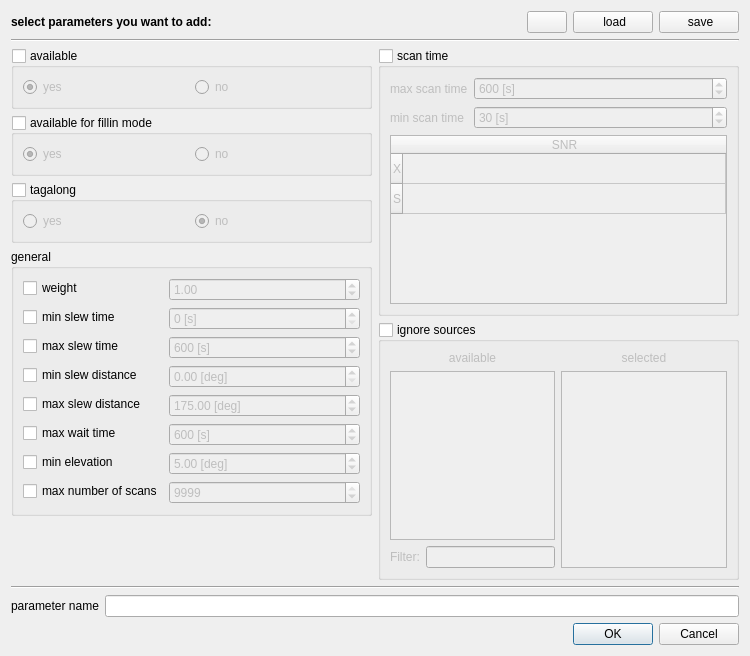
Old version of the form Parameters/stationparametersdialog.ui in the repository TUW-VieVS/VieSchedppGUI.
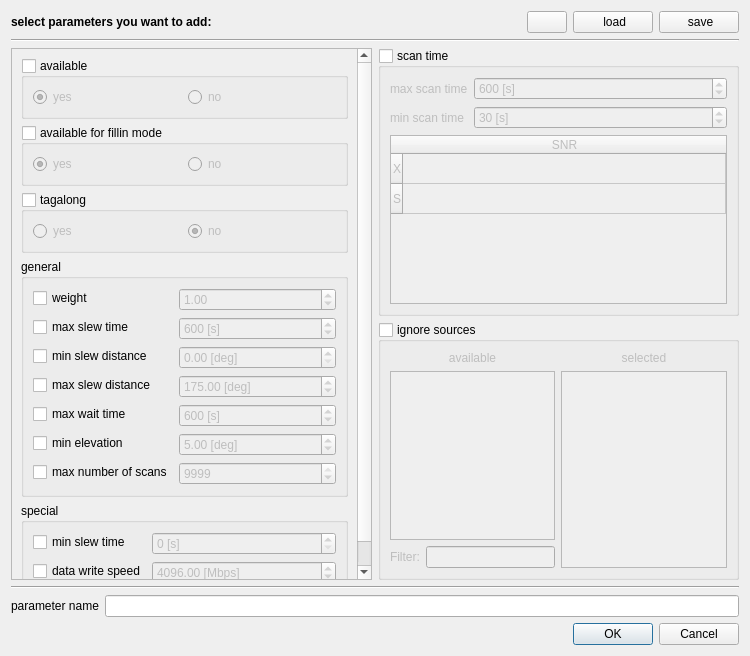
New version of the form. Icons and pictures are not drawn.

Commit message: custom data write to disk speed added; source flux internal model added

```diff
--- a/Parameters/stationparametersdialog.ui
+++ b/Parameters/stationparametersdialog.ui
@@ -107,6 +107,21 @@
      <item>
       <layout class="QVBoxLayout" name="verticalLayout">
        <item>
+        <widget class="QScrollArea" name="scrollArea">
+         <property name="widgetResizable">
+          <bool>true</bool>
+         </property>
+         <widget class="QWidget" name="scrollAreaWidgetContents">
+          <property name="geometry">
+           <rect>
+            <x>0</x>
+            <y>-90</y>
+            <width>344</width>
+            <height>607</height>
+           </rect>
+          </property>
+          <layout class="QVBoxLayout" name="verticalLayout_8">
+           <item>
         <widget class="QGroupBox" name="groupBox_available">
          <property name="toolTip">
           <string>availability of this station for scans</string>
@@ -294,7 +309,7 @@
             </property>
            </widget>
           </item>
-          <item row="2" column="0">
+              <item row="1" column="0">
            <widget class="QCheckBox" name="checkBox_maxSlewTime">
             <property name="whatsThis">
              <string>&lt;html&gt;&lt;head/&gt;&lt;body&gt;&lt;p&gt;Select parameter. &lt;/p&gt;&lt;p&gt;Parameters which are selected will &lt;span style=&quot; font-weight:600;&quot;&gt;override&lt;/span&gt; parameters from its &lt;span style=&quot; font-weight:600;&quot;&gt;parents&lt;/span&gt;. &lt;/p&gt;&lt;/body&gt;&lt;/html&gt;</string>
@@ -304,7 +319,7 @@
             </property>
            </widget>
           </item>
-          <item row="2" column="1">
+              <item row="1" column="1">
            <widget class="QSpinBox" name="spinBox_maxSlewTime">
             <property name="enabled">
              <bool>false</bool>
@@ -332,77 +347,7 @@
             </property>
            </widget>
           </item>
-          <item row="5" column="0">
-           <widget class="QCheckBox" name="checkBox_maxWaitTime">
-            <property name="whatsThis">
-             <string>&lt;html&gt;&lt;head/&gt;&lt;body&gt;&lt;p&gt;Select parameter. &lt;/p&gt;&lt;p&gt;Parameters which are selected will &lt;span style=&quot; font-weight:600;&quot;&gt;override&lt;/span&gt; parameters from its &lt;span style=&quot; font-weight:600;&quot;&gt;parents&lt;/span&gt;. &lt;/p&gt;&lt;/body&gt;&lt;/html&gt;</string>
-            </property>
-            <property name="text">
-             <string>max wait time</string>
-            </property>
-           </widget>
-          </item>
-          <item row="5" column="1">
-           <widget class="QSpinBox" name="spinBox_maxWaitTime">
-            <property name="enabled">
-             <bool>false</bool>
-            </property>
-            <property name="toolTip">
-             <string>maximum allowed wait time for slower stations in seconds</string>
-            </property>
-            <property name="statusTip">
-             <string>maximum allowed wait time for slower stations in seconds</string>
-            </property>
-            <property name="whatsThis">
-             <string>&lt;html&gt;&lt;head/&gt;&lt;body&gt;&lt;p&gt;Maximum allowed idle time in seconds. &lt;/p&gt;&lt;p&gt;&lt;br/&gt;&lt;/p&gt;&lt;p&gt;If a station is idleing for longer then this value, the latest arriving antenna is removed from this scan. &lt;/p&gt;&lt;/body&gt;&lt;/html&gt;</string>
-            </property>
-            <property name="suffix">
-             <string> [s]</string>
-            </property>
-            <property name="maximum">
-             <number>9999</number>
-            </property>
-            <property name="singleStep">
-             <number>60</number>
-            </property>
-            <property name="value">
-             <number>600</number>
-            </property>
-           </widget>
-          </item>
-          <item row="6" column="0">
-           <widget class="QCheckBox" name="checkBox_minElevation">
-            <property name="whatsThis">
-             <string>&lt;html&gt;&lt;head/&gt;&lt;body&gt;&lt;p&gt;Select parameter. &lt;/p&gt;&lt;p&gt;Parameters which are selected will &lt;span style=&quot; font-weight:600;&quot;&gt;override&lt;/span&gt; parameters from its &lt;span style=&quot; font-weight:600;&quot;&gt;parents&lt;/span&gt;. &lt;/p&gt;&lt;/body&gt;&lt;/html&gt;</string>
-            </property>
-            <property name="text">
-             <string>min elevation</string>
-            </property>
-           </widget>
-          </item>
-          <item row="6" column="1">
-           <widget class="QDoubleSpinBox" name="doubleSpinBox_minElevation">
-            <property name="enabled">
-             <bool>false</bool>
-            </property>
-            <property name="toolTip">
-             <string>minimum elevation for observations in degrees</string>
-            </property>
-            <property name="statusTip">
-             <string>minimum elevation for observations in degrees</string>
-            </property>
-            <property name="whatsThis">
-             <string>&lt;html&gt;&lt;head/&gt;&lt;body&gt;&lt;p&gt;Minimum required elevation in degrees.&lt;/p&gt;&lt;p&gt;This value is also set in the source parameters &lt;img src=&quot;:/icons/icons/source_p.png&quot;  height=30 width=30 /&gt;. The minimum of this value and the value from the source parameters will be taken. &lt;/p&gt;&lt;/body&gt;&lt;/html&gt;</string>
-            </property>
-            <property name="suffix">
-             <string> [deg]</string>
-            </property>
-            <property name="value">
-             <double>5.000000000000000</double>
-            </property>
-           </widget>
-          </item>
-          <item row="3" column="0">
+              <item row="2" column="0">
            <widget class="QCheckBox" name="checkBox_minSlewDistance">
             <property name="whatsThis">
              <string>&lt;html&gt;&lt;head/&gt;&lt;body&gt;&lt;p&gt;Select parameter. &lt;/p&gt;&lt;p&gt;Parameters which are selected will &lt;span style=&quot; font-weight:600;&quot;&gt;override&lt;/span&gt; parameters from its &lt;span style=&quot; font-weight:600;&quot;&gt;parents&lt;/span&gt;. &lt;/p&gt;&lt;/body&gt;&lt;/html&gt;</string>
@@ -412,7 +357,32 @@
             </property>
            </widget>
           </item>
-          <item row="4" column="0">
+              <item row="2" column="1">
+               <widget class="QDoubleSpinBox" name="doubleSpinBox_minSlewDistance">
+                <property name="enabled">
+                 <bool>false</bool>
+                </property>
+                <property name="toolTip">
+                 <string>minimum required slew distance to next source in degrees</string>
+                </property>
+                <property name="statusTip">
+                 <string>minimum required slew distance to next source in degrees</string>
+                </property>
+                <property name="whatsThis">
+                 <string>&lt;html&gt;&lt;head/&gt;&lt;body&gt;&lt;p&gt;Minimum required slew distance in degress. &lt;/p&gt;&lt;p&gt;&lt;br/&gt;&lt;/p&gt;&lt;p&gt;The Antenna is forced to slew at least the selected angle between two scans. &lt;/p&gt;&lt;/body&gt;&lt;/html&gt;</string>
+                </property>
+                <property name="suffix">
+                 <string> [deg]</string>
+                </property>
+                <property name="maximum">
+                 <double>360.000000000000000</double>
+                </property>
+                <property name="singleStep">
+                 <double>5.000000000000000</double>
+                </property>
+               </widget>
+              </item>
+              <item row="3" column="0">
            <widget class="QCheckBox" name="checkBox_maxSlewDistance">
             <property name="whatsThis">
              <string>&lt;html&gt;&lt;head/&gt;&lt;body&gt;&lt;p&gt;Select parameter. &lt;/p&gt;&lt;p&gt;Parameters which are selected will &lt;span style=&quot; font-weight:600;&quot;&gt;override&lt;/span&gt; parameters from its &lt;span style=&quot; font-weight:600;&quot;&gt;parents&lt;/span&gt;. &lt;/p&gt;&lt;/body&gt;&lt;/html&gt;</string>
@@ -423,31 +393,6 @@
            </widget>
           </item>
           <item row="3" column="1">
-           <widget class="QDoubleSpinBox" name="doubleSpinBox_minSlewDistance">
-            <property name="enabled">
-             <bool>false</bool>
-            </property>
-            <property name="toolTip">
-             <string>minimum required slew distance to next source in degrees</string>
-            </property>
-            <property name="statusTip">
-             <string>minimum required slew distance to next source in degrees</string>
-            </property>
-            <property name="whatsThis">
-             <string>&lt;html&gt;&lt;head/&gt;&lt;body&gt;&lt;p&gt;Minimum required slew distance in degress. &lt;/p&gt;&lt;p&gt;&lt;br/&gt;&lt;/p&gt;&lt;p&gt;The Antenna is forced to slew at least the selected angle between two scans. &lt;/p&gt;&lt;/body&gt;&lt;/html&gt;</string>
-            </property>
-            <property name="suffix">
-             <string> [deg]</string>
-            </property>
-            <property name="maximum">
-             <double>360.000000000000000</double>
-            </property>
-            <property name="singleStep">
-             <double>5.000000000000000</double>
-            </property>
-           </widget>
-          </item>
-          <item row="4" column="1">
            <widget class="QDoubleSpinBox" name="doubleSpinBox_maxSlewDistance">
             <property name="enabled">
              <bool>false</bool>
@@ -475,7 +420,77 @@
             </property>
            </widget>
           </item>
-          <item row="7" column="0">
+              <item row="4" column="0">
+               <widget class="QCheckBox" name="checkBox_maxWaitTime">
+                <property name="whatsThis">
+                 <string>&lt;html&gt;&lt;head/&gt;&lt;body&gt;&lt;p&gt;Select parameter. &lt;/p&gt;&lt;p&gt;Parameters which are selected will &lt;span style=&quot; font-weight:600;&quot;&gt;override&lt;/span&gt; parameters from its &lt;span style=&quot; font-weight:600;&quot;&gt;parents&lt;/span&gt;. &lt;/p&gt;&lt;/body&gt;&lt;/html&gt;</string>
+                </property>
+                <property name="text">
+                 <string>max wait time</string>
+                </property>
+               </widget>
+              </item>
+              <item row="4" column="1">
+               <widget class="QSpinBox" name="spinBox_maxWaitTime">
+                <property name="enabled">
+                 <bool>false</bool>
+                </property>
+                <property name="toolTip">
+                 <string>maximum allowed wait time for slower stations in seconds</string>
+                </property>
+                <property name="statusTip">
+                 <string>maximum allowed wait time for slower stations in seconds</string>
+                </property>
+                <property name="whatsThis">
+                 <string>&lt;html&gt;&lt;head/&gt;&lt;body&gt;&lt;p&gt;Maximum allowed idle time in seconds. &lt;/p&gt;&lt;p&gt;&lt;br/&gt;&lt;/p&gt;&lt;p&gt;If a station is idleing for longer then this value, the latest arriving antenna is removed from this scan. &lt;/p&gt;&lt;/body&gt;&lt;/html&gt;</string>
+                </property>
+                <property name="suffix">
+                 <string> [s]</string>
+                </property>
+                <property name="maximum">
+                 <number>9999</number>
+                </property>
+                <property name="singleStep">
+                 <number>60</number>
+                </property>
+                <property name="value">
+                 <number>600</number>
+                </property>
+               </widget>
+              </item>
+              <item row="5" column="0">
+               <widget class="QCheckBox" name="checkBox_minElevation">
+                <property name="whatsThis">
+                 <string>&lt;html&gt;&lt;head/&gt;&lt;body&gt;&lt;p&gt;Select parameter. &lt;/p&gt;&lt;p&gt;Parameters which are selected will &lt;span style=&quot; font-weight:600;&quot;&gt;override&lt;/span&gt; parameters from its &lt;span style=&quot; font-weight:600;&quot;&gt;parents&lt;/span&gt;. &lt;/p&gt;&lt;/body&gt;&lt;/html&gt;</string>
+                </property>
+                <property name="text">
+                 <string>min elevation</string>
+                </property>
+               </widget>
+              </item>
+              <item row="5" column="1">
+               <widget class="QDoubleSpinBox" name="doubleSpinBox_minElevation">
+                <property name="enabled">
+                 <bool>false</bool>
+                </property>
+                <property name="toolTip">
+                 <string>minimum elevation for observations in degrees</string>
+                </property>
+                <property name="statusTip">
+                 <string>minimum elevation for observations in degrees</string>
+                </property>
+                <property name="whatsThis">
+                 <string>&lt;html&gt;&lt;head/&gt;&lt;body&gt;&lt;p&gt;Minimum required elevation in degrees.&lt;/p&gt;&lt;p&gt;This value is also set in the source parameters &lt;img src=&quot;:/icons/icons/source_p.png&quot;  height=30 width=30 /&gt;. The minimum of this value and the value from the source parameters will be taken. &lt;/p&gt;&lt;/body&gt;&lt;/html&gt;</string>
+                </property>
+                <property name="suffix">
+                 <string> [deg]</string>
+                </property>
+                <property name="value">
+                 <double>5.000000000000000</double>
+                </property>
+               </widget>
+              </item>
+              <item row="6" column="0">
            <widget class="QCheckBox" name="checkBox_maxNumberOfScans">
             <property name="whatsThis">
              <string>&lt;html&gt;&lt;head/&gt;&lt;body&gt;&lt;p&gt;Select parameter. &lt;/p&gt;&lt;p&gt;Parameters which are selected will &lt;span style=&quot; font-weight:600;&quot;&gt;override&lt;/span&gt; parameters from its &lt;span style=&quot; font-weight:600;&quot;&gt;parents&lt;/span&gt;. &lt;/p&gt;&lt;/body&gt;&lt;/html&gt;</string>
@@ -485,7 +500,7 @@
             </property>
            </widget>
           </item>
-          <item row="7" column="1">
+              <item row="6" column="1">
            <widget class="QSpinBox" name="spinBox_maxNumberOfScans">
             <property name="enabled">
              <bool>false</bool>
@@ -507,7 +522,16 @@
             </property>
            </widget>
           </item>
-          <item row="1" column="0">
+             </layout>
+            </widget>
+           </item>
+           <item>
+            <widget class="QGroupBox" name="groupBox_2">
+             <property name="title">
+              <string>special</string>
+             </property>
+             <layout class="QFormLayout" name="formLayout">
+              <item row="0" column="0">
            <widget class="QCheckBox" name="checkBox_minSlewTime">
             <property name="whatsThis">
              <string>&lt;html&gt;&lt;head/&gt;&lt;body&gt;&lt;p&gt;Select parameter. &lt;/p&gt;&lt;p&gt;Parameters which are selected will &lt;span style=&quot; font-weight:600;&quot;&gt;override&lt;/span&gt; parameters from its &lt;span style=&quot; font-weight:600;&quot;&gt;parents&lt;/span&gt;. &lt;/p&gt;&lt;/body&gt;&lt;/html&gt;</string>
@@ -517,7 +541,7 @@
             </property>
            </widget>
           </item>
-          <item row="1" column="1">
+              <item row="0" column="1">
            <widget class="QSpinBox" name="spinBox_minSlewTime">
             <property name="enabled">
              <bool>false</bool>
@@ -539,21 +563,38 @@
             </property>
            </widget>
           </item>
-         </layout>
-        </widget>
-       </item>
-       <item>
-        <spacer name="verticalSpacer">
-         <property name="orientation">
-          <enum>Qt::Vertical</enum>
-         </property>
-         <property name="sizeHint" stdset="0">
-          <size>
-           <width>20</width>
-           <height>40</height>
-          </size>
-         </property>
-        </spacer>
+              <item row="1" column="0">
+               <widget class="QCheckBox" name="checkBox_dataWriteSpeed">
+                <property name="text">
+                 <string>data write speed</string>
+                </property>
+               </widget>
+              </item>
+              <item row="1" column="1">
+               <widget class="QDoubleSpinBox" name="doubleSpinBox_dataWriteSpeed">
+                <property name="enabled">
+                 <bool>false</bool>
+                </property>
+                <property name="suffix">
+                 <string> [Mbps]</string>
+                </property>
+                <property name="maximum">
+                 <double>100000.000000000000000</double>
+                </property>
+                <property name="singleStep">
+                 <double>1024.000000000000000</double>
+                </property>
+                <property name="value">
+                 <double>4096.000000000000000</double>
+                </property>
+               </widget>
+              </item>
+             </layout>
+            </widget>
+           </item>
+          </layout>
+         </widget>
+        </widget>
        </item>
       </layout>
      </item>
```
Left out of the diff: 84 changed lines with no effect on the pictures. Lines whose indentation alone changed are shown as unchanged. The commit also changes 3 other files.
